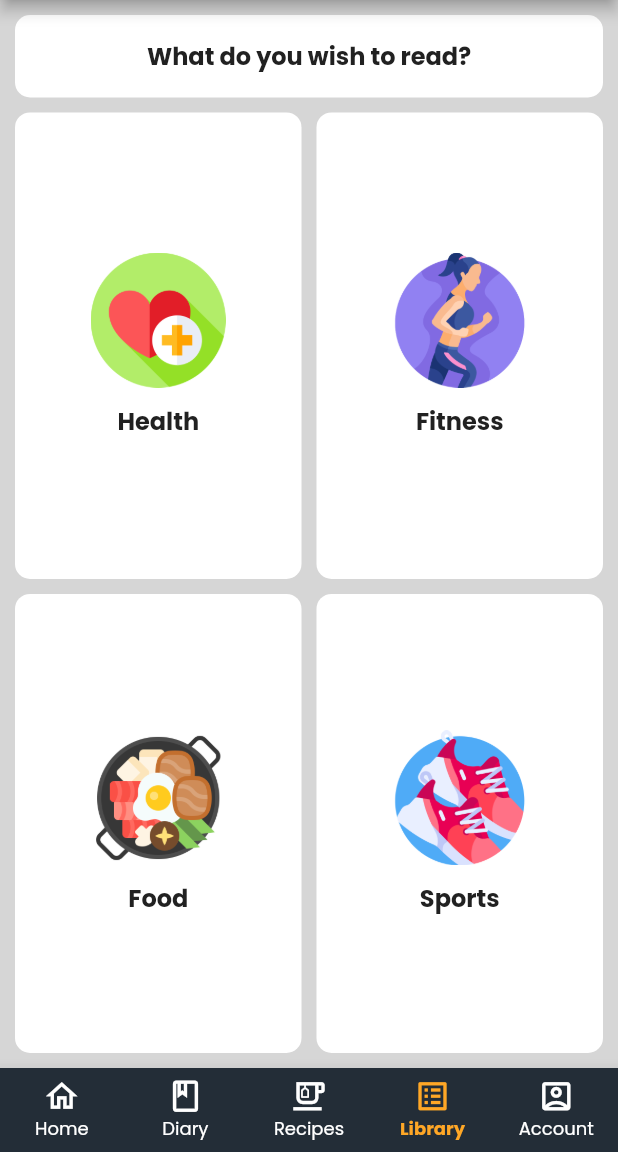
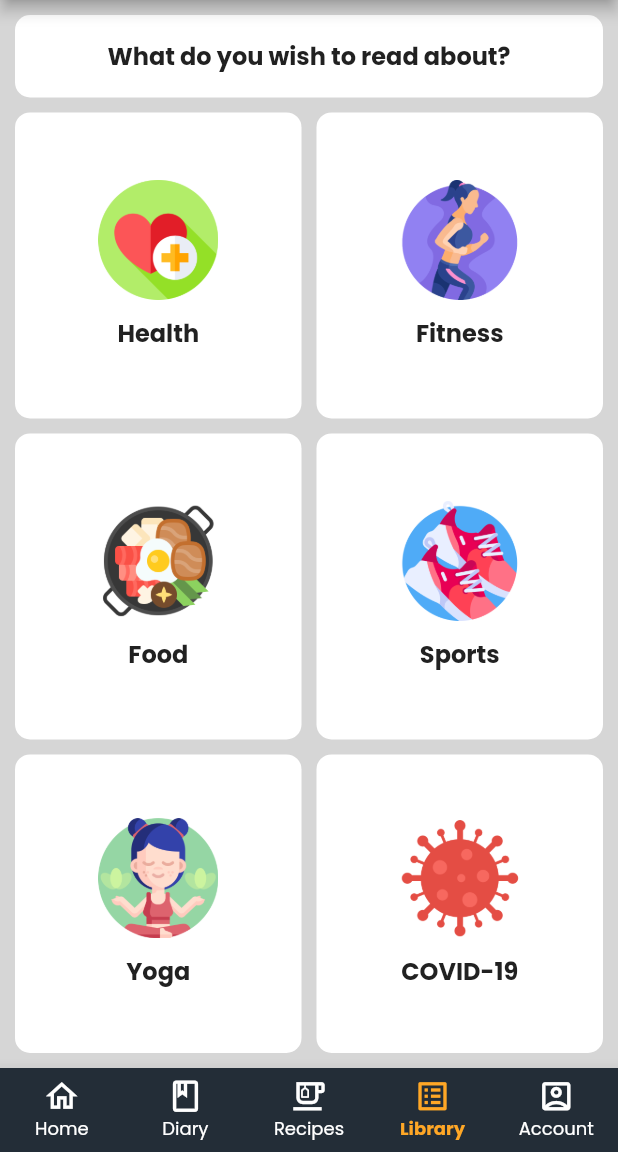
Before and after one commit to akshatj599/sprightly, a Flutter app: the SprightlyHome screen opened directly, item 4 of the bottom bar chosen, on a phone screen of 412 x 824 dp, the part 84-1236 px from its top. Run offline on Flutter 3.47's test engine with Material 2 defaults, Android fonts, the phone set to English and light mode, and no system bars; our stand-ins replace cloud_firestore, date_format, firebase_auth, firebase_core, fl_chart, font_awesome_flutter and 3 more; accounts and stored records are empty; network calls fail.

Commit message:
Finished Calendar & Library

```diff
--- a/lib/main.dart
+++ b/lib/main.dart
@@ -23,7 +23,7 @@ class MyApp extends StatelessWidget {
         debugShowCheckedModeBanner: false,
         title: 'Sprightly',
         theme: ThemeData(
-          primarySwatch: Colors.blue,
+          primarySwatch: Colors.blue
         ),
         home: AppHomeScreen());
   }
--- a/lib/views/Library.dart
+++ b/lib/views/Library.dart
@@ -13,6 +13,7 @@ class Library extends StatefulWidget {
 }
 
 class _LibraryState extends State<Library> {
+  double size = 80;
   @override
   Widget build(BuildContext context) {
     return Container(
@@ -26,7 +27,7 @@ class _LibraryState extends State<Library> {
             width: double.infinity,
             margin: EdgeInsets.fromLTRB(10, 10, 10, 5),
             child: Text(
-              "What do you wish to read?",
+              "What do you wish to read about?",
               style: getAppTextStyle(16, glb.main_foreground_header, true),
             ),
             decoration: BoxDecoration(
@@ -63,8 +64,8 @@ class _LibraryState extends State<Library> {
                           children: [
                             Image.asset(
                               'images/healthcare.png',
-                              height: 90,
-                              width: 90,
+                              height: size,
+                              width: size,
                             ),
                             SizedBox(
                               height: 10,
@@ -109,8 +110,8 @@ class _LibraryState extends State<Library> {
                           children: [
                             Image.asset(
                               'images/fitness.png',
-                              height: 90,
-                              width: 90,
+                              height: size,
+                              width: size,
                             ),
                             SizedBox(
                               height: 10,
@@ -155,14 +156,14 @@ class _LibraryState extends State<Library> {
                       alignment: Alignment.center,
                       height: double.infinity,
                       width: double.infinity,
-                      margin: EdgeInsets.fromLTRB(10, 5, 5, 10),
+                      margin: EdgeInsets.fromLTRB(10, 5, 5, 5),
                       child: Column(
                           mainAxisAlignment: MainAxisAlignment.center,
                           children: [
                             Image.asset(
                               'images/food.png',
-                              height: 90,
-                              width: 90,
+                              height: size,
+                              width: size,
                             ),
                             SizedBox(
                               height: 10,
@@ -201,14 +202,14 @@ class _LibraryState extends State<Library> {
                       alignment: Alignment.center,
                       height: double.infinity,
                       width: double.infinity,
-                      margin: EdgeInsets.fromLTRB(5, 5, 10, 10),
+                      margin: EdgeInsets.fromLTRB(5, 5, 10, 5),
                       child: Column(
                           mainAxisAlignment: MainAxisAlignment.center,
                           children: [
                             Image.asset(
                               'images/sports.png',
-                              height: 90,
-                              width: 90,
+                              height: size,
+                              width: size,
                             ),
                             SizedBox(
                               height: 10,
@@ -229,6 +230,104 @@ class _LibraryState extends State<Library> {
               ],
             ),
           ),
+          Expanded(
+            child: Row(
+              children: [
+                Expanded(
+                  child: GestureDetector(
+                    onTap: () async {
+                      await Navigator.push(
+                        context,
+                        MaterialPageRoute(
+                          builder: (context) => LibraryAPI(
+                            "Yoga",
+                            Image.asset(
+                              'images/yoga.png',
+                            ),
+                          ),
+                        ),
+                      ).then((value) {
+                        glb.bnb.onTap(glb.bnb.currentIndex);
+                      });
+                    },
+                    child: Container(
+                      alignment: Alignment.center,
+                      height: double.infinity,
+                      width: double.infinity,
+                      margin: EdgeInsets.fromLTRB(10, 5, 5, 10),
+                      child: Column(
+                          mainAxisAlignment: MainAxisAlignment.center,
+                          children: [
+                            Image.asset(
+                              'images/yoga.png',
+                              height: size,
+                              width: size,
+                            ),
+                            SizedBox(
+                              height: 10,
+                            ),
+                            Text(
+                              "Yoga",
+                              style: getAppTextStyle(
+                                  16, glb.main_foreground_header, true),
+                            ),
+                          ]),
+                      decoration: BoxDecoration(
+                        borderRadius: BorderRadius.circular(10),
+                        color: glb.main_background,
+                      ),
+                    ),
+                  ),
+                ),
+                Expanded(
+                  child: GestureDetector(
+                    onTap: () async {
+                      await Navigator.push(
+                        context,
+                        MaterialPageRoute(
+                          builder: (context) => LibraryAPI(
+                            "Covid",
+                            Image.asset(
+                              'images/covid.png',
+                            ),
+                          ),
+                        ),
+                      ).then((value) {
+                        glb.bnb.onTap(glb.bnb.currentIndex);
+                      });
+                    },
+                    child: Container(
+                      alignment: Alignment.center,
+                      height: double.infinity,
+                      width: double.infinity,
+                      margin: EdgeInsets.fromLTRB(5, 5, 10, 10),
+                      child: Column(
+                          mainAxisAlignment: MainAxisAlignment.center,
+                          children: [
+                            Image.asset(
+                              'images/covid.png',
+                              height: size,
+                              width: size,
+                            ),
+                            SizedBox(
+                              height: 10,
+                            ),
+                            Text(
+                              "COVID-19",
+                              style: getAppTextStyle(
+                                  16, glb.main_foreground_header, true),
+                            ),
+                          ]),
+                      decoration: BoxDecoration(
+                        borderRadius: BorderRadius.circular(10),
+                        color: glb.main_background,
+                      ),
+                    ),
+                  ),
+                )
+              ],
+            ),
+          )
         ],
       ),
     );
--- a/lib/views/Library_API.dart
+++ b/lib/views/Library_API.dart
@@ -159,6 +159,7 @@ class _LibraryAPIState extends State<LibraryAPI> {
     });
     return ListView(
       shrinkWrap: true,
+      physics: BouncingScrollPhysics(),
       children: ls,
     );
   }
```
Also changed, not shown: lib/widgets/dateSwitcher.dart (+24 -8 lines), images/covid.png (added), images/yoga.png (added).
